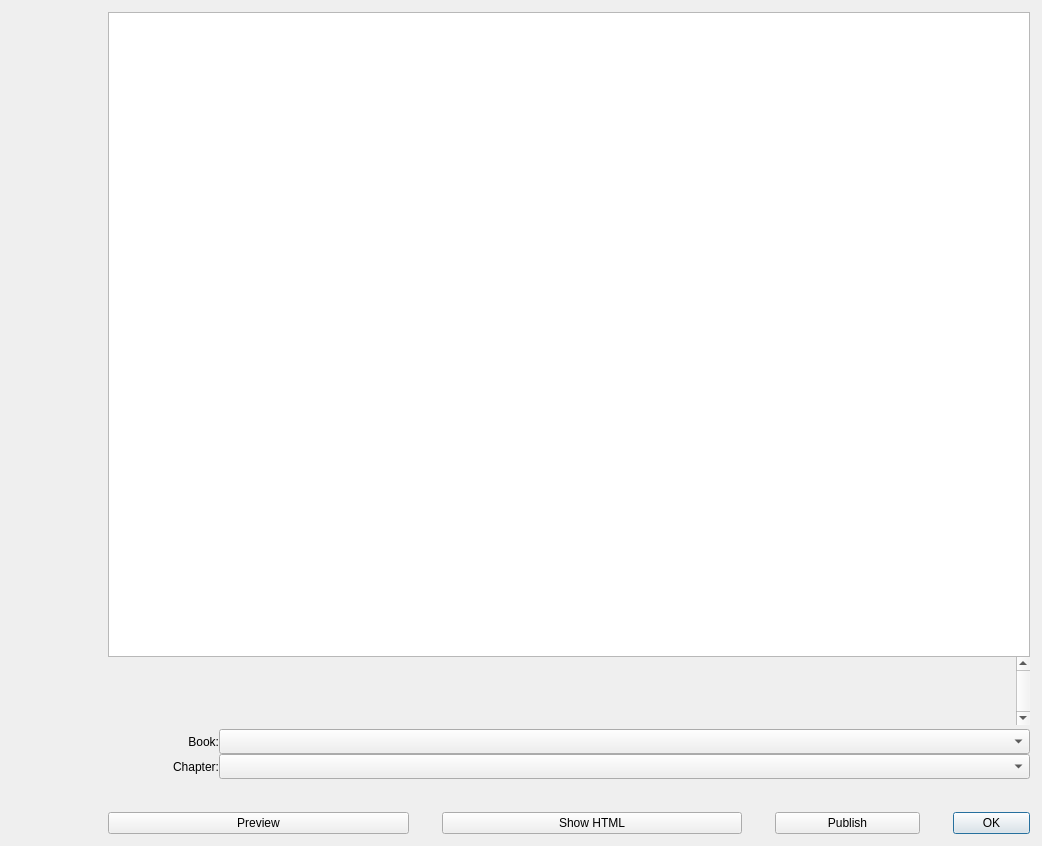
biblepay/biblepay_legacy, file src/qt/forms/helpmessagedialog.ui: the form before one commit.
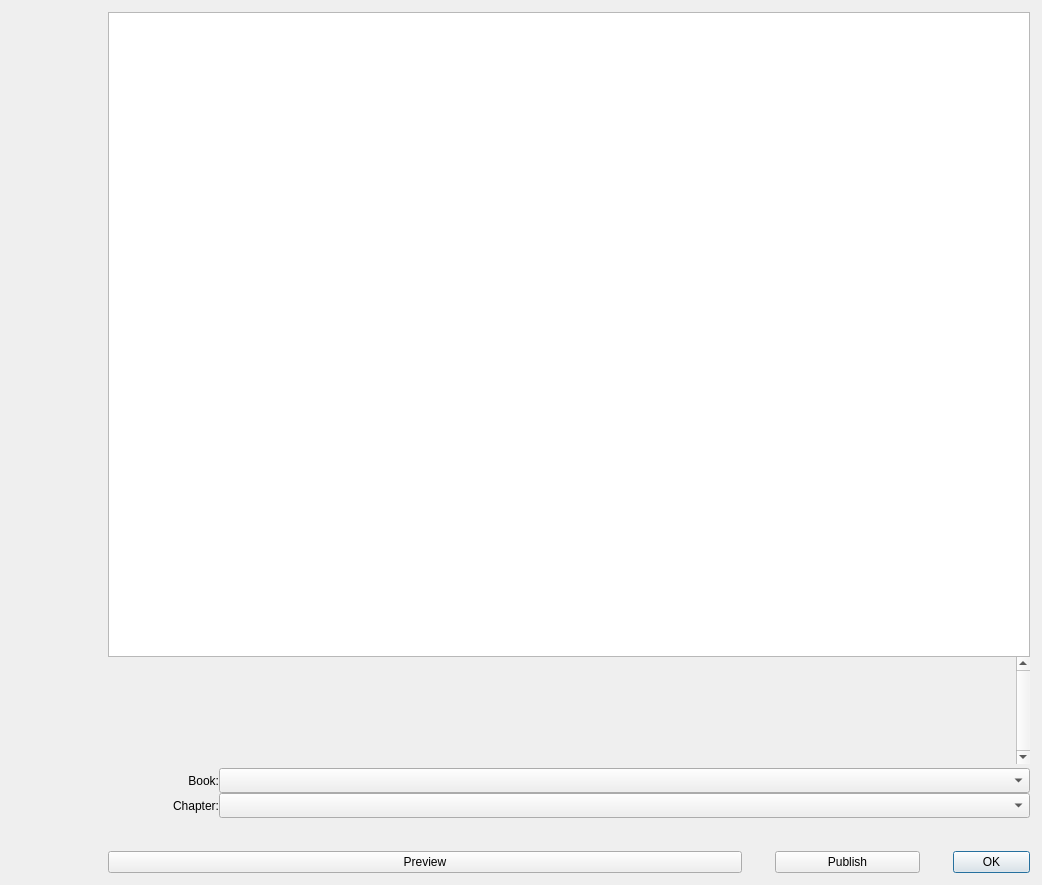
The form after the commit. Icons and pictures are not drawn.

Diff of the .ui file:
```diff
--- a/src/qt/forms/helpmessagedialog.ui
+++ b/src/qt/forms/helpmessagedialog.ui
@@ -7,7 +7,7 @@
     <x>0</x>
     <y>0</y>
     <width>1042</width>
-    <height>814</height>
+    <height>885</height>
    </rect>
   </property>
   <property name="maximumSize">
@@ -278,19 +278,6 @@
          </property>
         </widget>
        </item>
-       <item>
-        <widget class="QPushButton" name="btnShowHTML">
-         <property name="minimumSize">
-          <size>
-           <width>125</width>
-           <height>0</height>
-          </size>
-         </property>
-         <property name="text">
-          <string>Show HTML</string>
-         </property>
-        </widget>
-       </item>
        <item>
         <widget class="QPushButton" name="btnPublish">
          <property name="minimumSize">
```
